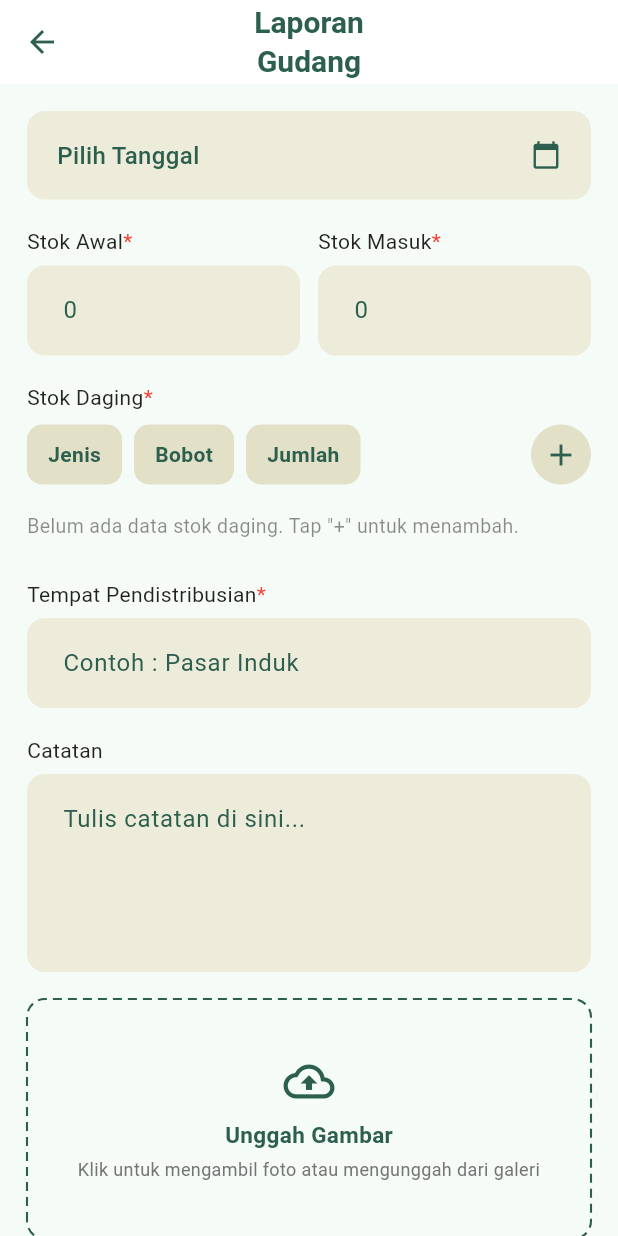
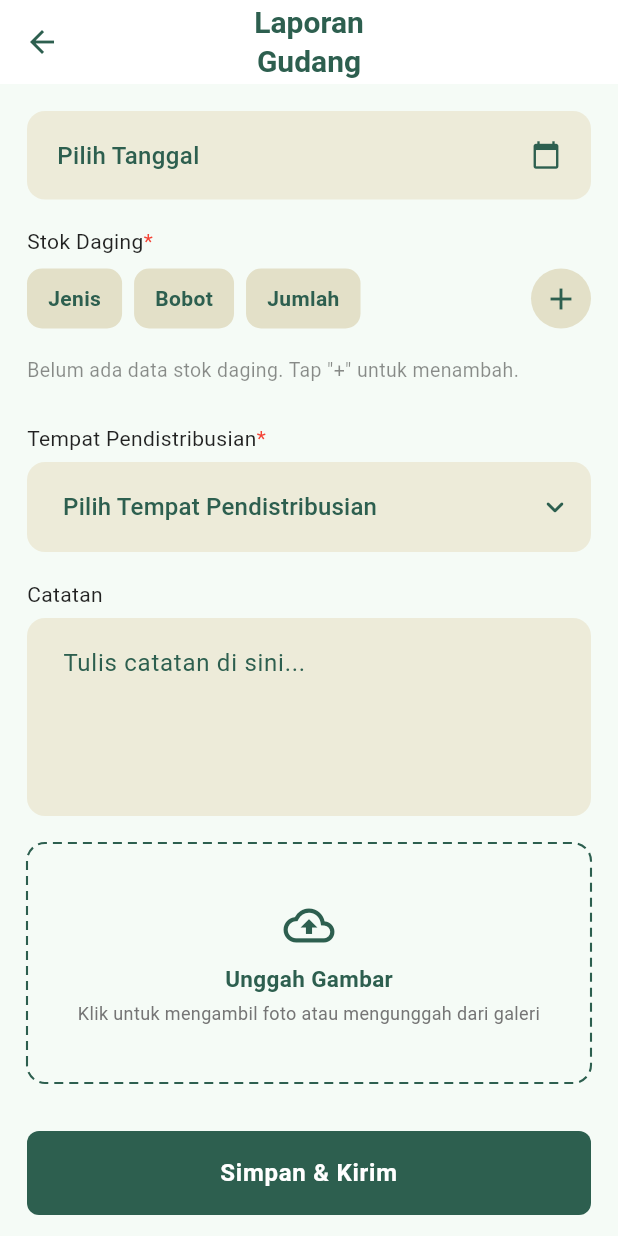
Before and after one commit to arkanaajaaa/HayCrew, a Flutter app: the LaporanStokPage screen opened by its route, on a phone screen of 412 x 824 dp. Run offline on Flutter 3.47's test engine with Material 3 defaults, Android fonts, the phone set to English and light mode, and no system bars; our stand-ins replace get, get_storage, google_sign_in, image_picker, sqflite; missing offline and left inert: googleapis; accounts and stored records are empty; network calls fail.

Commit message:
fix gudang, status, stok

```diff
--- /dev/null
+++ b/lib/components/CDropdownfield.dart
@@ -0,0 +1,69 @@
+import 'package:flutter/material.dart';
+import '../constants/app_colors.dart';
+
+/// CDropdownField — Reusable dropdown field untuk semua halaman di HayCrew.
+/// Tampilannya disamakan dengan CTextField/CDateRangePicker (filled, tanpa
+/// border, aksen hijau saat fokus) supaya semua field form konsisten.
+class CDropdownField extends StatelessWidget {
+  final String? value;
+  final String hintText;
+  final List<String> items;
+  final ValueChanged<String?> onChanged;
+  final Color? fillColor;
+  final Color? hintColor;
+
+  const CDropdownField({
+    super.key,
+    required this.value,
+    required this.hintText,
+    required this.items,
+    required this.onChanged,
+    this.fillColor,
+    this.hintColor,
+  });
+
+  @override
+  Widget build(BuildContext context) {
+    return DropdownButtonFormField<String>(
+      value: (value == null || value!.isEmpty) ? null : value,
+      isExpanded: true,
+      hint: Text(
+        hintText,
+        style: TextStyle(
+          color: hintColor ?? AppColors.primaryGreen,
+          fontSize: 16,
+        ),
+      ),
+      icon: const Icon(
+        Icons.keyboard_arrow_down_rounded,
+        color: AppColors.primaryGreen,
+      ),
+      items: items
+          .map(
+            (item) => DropdownMenuItem<String>(
+              value: item,
+              child: Text(item),
+            ),
+          )
+          .toList(),
+      onChanged: onChanged,
+      decoration: InputDecoration(
+        filled: true,
+        fillColor: fillColor ?? AppColors.textFieldBg,
+        border: OutlineInputBorder(
+          borderRadius: BorderRadius.circular(12),
+          borderSide: BorderSide.none,
+        ),
+        enabledBorder: OutlineInputBorder(
+          borderRadius: BorderRadius.circular(12),
+          borderSide: BorderSide.none,
+        ),
+        focusedBorder: OutlineInputBorder(
+          borderRadius: BorderRadius.circular(12),
+          borderSide: const BorderSide(color: AppColors.primaryGreen, width: 2),
+        ),
+        contentPadding: const EdgeInsets.symmetric(horizontal: 20, vertical: 18),
+      ),
+    );
+  }
+}
--- a/lib/controllers/CStorage/laporanstok_controller.dart
+++ b/lib/controllers/CStorage/laporanstok_controller.dart
@@ -4,6 +4,7 @@ import 'package:flutter/material.dart';
 import 'package:get/get.dart';
 import 'package:get_storage/get_storage.dart';
 import 'package:haycrew_app/services/dbService.dart';
+import 'package:haycrew_app/services/gudang_service.dart';
 import 'package:haycrew_app/components/CSuccessSplash.dart';
 import 'package:haycrew_app/constants/api_constant.dart';
 import 'package:haycrew_app/controllers/CStorage/storagehome_controller.dart';
@@ -50,12 +51,12 @@ class LaporanStokController extends GetxController {
   final bobotController = TextEditingController();
   final jumlahController = TextEditingController();
 
-  final tempatDistribusiController = TextEditingController();
+  // Dropdown Tempat Pendistribusian — daftar gudangnya diambil dari
+  // backend (GudangService) biar ikut nambah kalau admin nambah gudang
+  // baru, dipakai bareng dengan TambahStokController biar konsisten.
+  final RxString selectedTempatDistribusi = ''.obs;
+  final gudangOptions = <String>[...GudangService.fallback].obs;
   final catatanController = TextEditingController();
-
-  // Wajib diisi backend: stok_awal & stok_masuk (integer).
-  final stokAwalController = TextEditingController();
-  final stokMasukController = TextEditingController();
 
   final selectedDate = Rxn<DateTime>();
   final formattedDate = 'Pilih Tanggal'.obs;
@@ -78,6 +79,11 @@ class LaporanStokController extends GetxController {
   void onInit() {
     super.onInit();
     fetchLaporanGudang();
+    _loadGudangOptions();
+  }
+
+  Future<void> _loadGudangOptions() async {
+    gudangOptions.value = await GudangService.fetchGudangNames(_token);
   }
 
   Future<void> selectDate() async {
@@ -179,28 +185,10 @@ class LaporanStokController extends GetxController {
       );
       return false;
     }
-    if (tempatDistribusiController.text.isEmpty || selectedDate.value == null) {
+    if (selectedTempatDistribusi.value.isEmpty || selectedDate.value == null) {
       Get.snackbar(
         'Error',
         'Mohon lengkapi semua field wajib (*).',
-        backgroundColor: Colors.red.shade100,
-      );
-      return false;
-    }
-    if (stokAwalController.text.trim().isEmpty ||
-        int.tryParse(stokAwalController.text.trim()) == null) {
-      Get.snackbar(
-        'Error',
-        'Stok Awal wajib diisi dengan angka.',
-        backgroundColor: Colors.red.shade100,
-      );
-      return false;
-    }
-    if (stokMasukController.text.trim().isEmpty ||
-        int.tryParse(stokMasukController.text.trim()) == null) {
-      Get.snackbar(
-        'Error',
-        'Stok Masuk wajib diisi dengan angka.',
         backgroundColor: Colors.red.shade100,
       );
       return false;
@@ -216,13 +204,11 @@ class LaporanStokController extends GetxController {
 
     final now = DateTime.now().toIso8601String();
     final localData = {
-      'stok_awal': int.parse(stokAwalController.text.trim()),
-      'stok_masuk': int.parse(stokMasukController.text.trim()),
       'jumlah_daging_jual': totalDagingJual,
       'detail_stok': jsonEncode(
         stokDagingList.map((item) => item.toJson()).toList(),
       ),
-      'tempat_pendistribusian': tempatDistribusiController.text,
+      'tempat_pendistribusian': selectedTempatDistribusi.value,
       'catatan': catatanController.text,
       'foto': image.value?.path,
       'tanggal': DateFormat('yyyy-MM-dd').format(selectedDate.value!),
@@ -278,18 +264,21 @@ class LaporanStokController extends GetxController {
         'Authorization': 'Bearer $_token',
       });
 
-      request.fields['stok_awal'] = data['stok_awal'].toString();
-      request.fields['stok_masuk'] = data['stok_masuk'].toString();
-      // Backend mewajibkan integer, jadi dibulatkan saat dikirim.
-      // Nilai desimal aslinya tetap tersimpan lokal (kolom REAL) untuk presisi.
-      request.fields['jumlah_daging_jual'] =
-          (data['jumlah_daging_jual'] as double).round().toString();
-      request.fields['detail_stok'] = data['detail_stok'];
       request.fields['tempat_pendistribusian'] =
           data['tempat_pendistribusian'];
       request.fields['tanggal'] = data['tanggal'];
       if (data['catatan'] != null && data['catatan'].toString().isNotEmpty) {
         request.fields['catatan'] = data['catatan'];
+      }
+
+      // Backend mengharapkan 'items' sebagai array (items[i][jenis] dst),
+      // bukan JSON string tunggal — makanya diambil langsung dari
+      // stokDagingList, bukan dari data['detail_stok'].
+      for (var i = 0; i < stokDagingList.length; i++) {
+        final item = stokDagingList[i];
+        request.fields['items[$i][jenis]'] = item.jenis;
+        request.fields['items[$i][bobot]'] = item.bobot.toString();
+        request.fields['items[$i][jumlah]'] = item.jumlah.toString();
       }
 
       if (data['foto'] != null && data['foto'].toString().isNotEmpty) {
@@ -334,10 +323,7 @@ class LaporanStokController extends GetxController {
   void onClose() {
     bobotController.dispose();
     jumlahController.dispose();
-    tempatDistribusiController.dispose();
     catatanController.dispose();
-    stokAwalController.dispose();
-    stokMasukController.dispose();
     super.onClose();
   }
 }
--- a/lib/controllers/profilecontroller.dart
+++ b/lib/controllers/profilecontroller.dart
@@ -38,6 +38,7 @@ class ProfilController extends GetxController {
   // ─── User Data — mandiri, tidak bergantung HomeController ─────────────────
   final userName = 'User'.obs;
   final userRole = 'Karyawan'.obs;
+  final userPhotoUrl = Rxn<String>();
 
   final joinDate = 'Karyawan sejak 12-02-2023'.obs;
   final isActive = true.obs;
@@ -57,6 +58,7 @@ class ProfilController extends GetxController {
     if (args != null) {
       userName.value = args['userName'] ?? 'User';
       userRole.value = args['userRole'] ?? 'Karyawan';
+      userPhotoUrl.value = args['userPhotoUrl'] as String?;
     }
   }
 
--- a/lib/models/status_permintaan_model.dart
+++ b/lib/models/status_permintaan_model.dart
@@ -7,6 +7,7 @@ class StatusPermintaanModel {
   final StatusType status;
   final DateTime createdAt;
   final String? description;
+  final String? alasanTolak;
 
   StatusPermintaanModel({
     required this.id,
@@ -17,6 +18,7 @@ class StatusPermintaanModel {
     required this.status,
     required this.createdAt,
     this.description,
+    this.alasanTolak,
   });
 
   /// From JSON (untuk data dari API)
@@ -32,6 +34,7 @@ class StatusPermintaanModel {
           ? DateTime.parse(json['created_at'])
           : DateTime.now(),
       description: json['description'],
+      alasanTolak: json['alasan_tolak'],
     );
   }
 
@@ -46,6 +49,7 @@ class StatusPermintaanModel {
       'status': status.toString().split('.').last,
       'created_at': createdAt.toIso8601String(),
       'description': description,
+      'alasan_tolak': alasanTolak,
     };
   }
 
@@ -75,6 +79,7 @@ class StatusPermintaanModel {
     StatusType? status,
     DateTime? createdAt,
     String? description,
+    String? alasanTolak,
   }) {
     return StatusPermintaanModel(
       id: id ?? this.id,
@@ -85,6 +90,7 @@ class StatusPermintaanModel {
       status: status ?? this.status,
       createdAt: createdAt ?? this.createdAt,
       description: description ?? this.description,
+      alasanTolak: alasanTolak ?? this.alasanTolak,
     );
   }
 }
--- a/lib/pages/dashboard/kandang/homepagekandang.dart
+++ b/lib/pages/dashboard/kandang/homepagekandang.dart
@@ -32,6 +32,7 @@ class HomePageKandang extends StatelessWidget {
                         onDateSelected: (date) =>
                             print('Selected date: $date'),
                         enableGoogleCalendar: true,
+                        registeredEmail: controller.userEmail.value,
                       ),
                       _HomeActionButtons(controller: controller),
                       const SizedBox(height: 24),
@@ -237,7 +238,7 @@ class _HomeStatusList extends StatelessWidget {
       const int maxVisible = 8;
       final visibleStatusList = controller.statusList.take(maxVisible).toList();
       return Column(
-        children: controller.statusList.map((status) {
+        children: visibleStatusList.map((status) {
           return StatusCardWidget(
             status: status,
             onTap: () => controller.navigateToDetail(status),
--- a/lib/pages/dashboard/storage/homepagestorage.dart
+++ b/lib/pages/dashboard/storage/homepagestorage.dart
@@ -146,7 +146,7 @@ class _StorageHeader extends StatelessWidget {
 }
 
 // ═══════════════════════════════════════════════════════════════════════════
-// SUMMARY ROW — 3 kartu: Total | Menipis | Habis
+// SUMMARY ROW — Stok Ayam (ekor) | Stok Keluar (ekor)
 // ═══════════════════════════════════════════════════════════════════════════
 
 class _StorageSummaryRow extends StatelessWidget {
--- a/lib/pages/dashboard/storage/laporanstokpage.dart
+++ b/lib/pages/dashboard/storage/laporanstokpage.dart
@@ -5,6 +5,7 @@ import 'package:haycrew_app/components/CTextfield.dart';
 import 'package:haycrew_app/components/CButton.dart';
 import 'package:haycrew_app/components/CAppbar.dart';
 import 'package:haycrew_app/components/CDaterangepicker.dart';
+import 'package:haycrew_app/components/CDropdownfield.dart';
 import 'package:haycrew_app/components/CUploadimagepage.dart';
 import '../../../constants/app_colors.dart';
 
@@ -33,41 +34,6 @@ class LaporanStokPage extends GetView<LaporanStokController> {
               ),
               const SizedBox(height: 18),
 
-              Row(
-                children: [
-                  Expanded(
-                    child: Column(
-                      crossAxisAlignment: CrossAxisAlignment.start,
-                      children: [
-                        _buildLabel(theme, 'Stok Awal', required: true),
-                        const SizedBox(height: 6),
-                        CTextField(
-                          controller: controller.stokAwalController,
-                          hintText: '0',
-                          keyboardType: TextInputType.number,
-                        ),
-                      ],
-                    ),
-                  ),
-                  const SizedBox(width: 12),
-                  Expanded(
-                    child: Column(
-                      crossAxisAlignment: CrossAxisAlignment.start,
-                      children: [
-                        _buildLabel(theme, 'Stok Masuk', required: true),
-                        const SizedBox(height: 6),
-                        CTextField(
-                          controller: controller.stokMasukController,
-                          hintText: '0',
-                          keyboardType: TextInputType.number,
-                        ),
-                      ],
-                    ),
-                  ),
-                ],
-              ),
-              const SizedBox(height: 18),
-
               _buildLabel(theme, 'Stok Daging', required: true),
               const SizedBox(height: 8),
               _buildStokDagingHeader(context),
@@ -77,9 +43,17 @@ class LaporanStokPage extends GetView<LaporanStokController> {
 
               _buildLabel(theme, 'Tempat Pendistribusian', required: true),
               const SizedBox(height: 6),
-              CTextField(
-                controller: controller.tempatDistribusiController,
-                hintText: 'Contoh : Pasar Induk',
+              Obx(
+                () => CDropdownField(
+                  value: controller.selectedTempatDistribusi.value,
+                  hintText: 'Pilih Tempat Pendistribusian',
+                  items: controller.gudangOptions,
+                  onChanged: (newValue) {
+                    if (newValue != null) {
+                      controller.selectedTempatDistribusi.value = newValue;
+                    }
+                  },
+                ),
               ),
               const SizedBox(height: 18),
 
--- /dev/null
+++ b/lib/services/gudang_service.dart
@@ -0,0 +1,41 @@
+import 'dart:convert';
+import 'package:http/http.dart' as http;
+import 'package:haycrew_app/constants/api_constant.dart';
+
+/// Ambil daftar nama gudang/tempat pendistribusian dari backend, biar
+/// listnya ikut nambah begitu admin nambah gudang baru lewat panel admin —
+/// bukan lagi hardcode di app. Fallback ke 2 nama default kalau gagal
+/// (offline dll), biar form tetap bisa dipakai.
+class GudangService {
+  static const List<String> fallback = ['Bogor', 'Depok'];
+
+  static Future<List<String>> fetchGudangNames(String token) async {
+    try {
+      final res = await http
+          .get(
+            Uri.parse('${ApiConstant.baseUrl}/api/gudang'),
+            headers: {
+              'Accept': 'application/json',
+              'Authorization': 'Bearer $token',
+            },
+          )
+          .timeout(const Duration(seconds: 10));
+
+      if (res.statusCode != 200) return fallback;
+
+      final decoded = jsonDecode(res.body);
+      final list = decoded is Map && decoded['data'] is List
+          ? decoded['data'] as List
+          : <dynamic>[];
+
+      final names = list
+          .map((item) => item is Map ? item['nama']?.toString() : null)
+          .whereType<String>()
+          .toList();
+
+      return names.isEmpty ? fallback : names;
+    } catch (_) {
+      return fallback;
+    }
+  }
+}
```
Also changed, not shown: lib/components/CStokItemCard.dart (+18 -10 lines), lib/components/calender_widget.dart (+21 -4 lines), lib/controllers/CStorage/storagehome_controller.dart (+66 -18 lines), lib/controllers/CStorage/tambahstok_controller.dart (+13 -12 lines), lib/controllers/home_controller.dart (+25 -1 lines), lib/controllers/loginController.dart (+20 -3 lines), lib/controllers/splashscreen_controller.dart (+11 -2 lines), lib/pages/dashboard/storage/tambahstokpage.dart (+6 -40 lines), lib/pages/profilepage.dart (+16 -2 lines), lib/services/dbService.dart (+32 -10 lines), lib/services/google_calender_service.dart (+40 -6 lines), lib/utils/name_utils.dart (added, +8 -0 lines).
